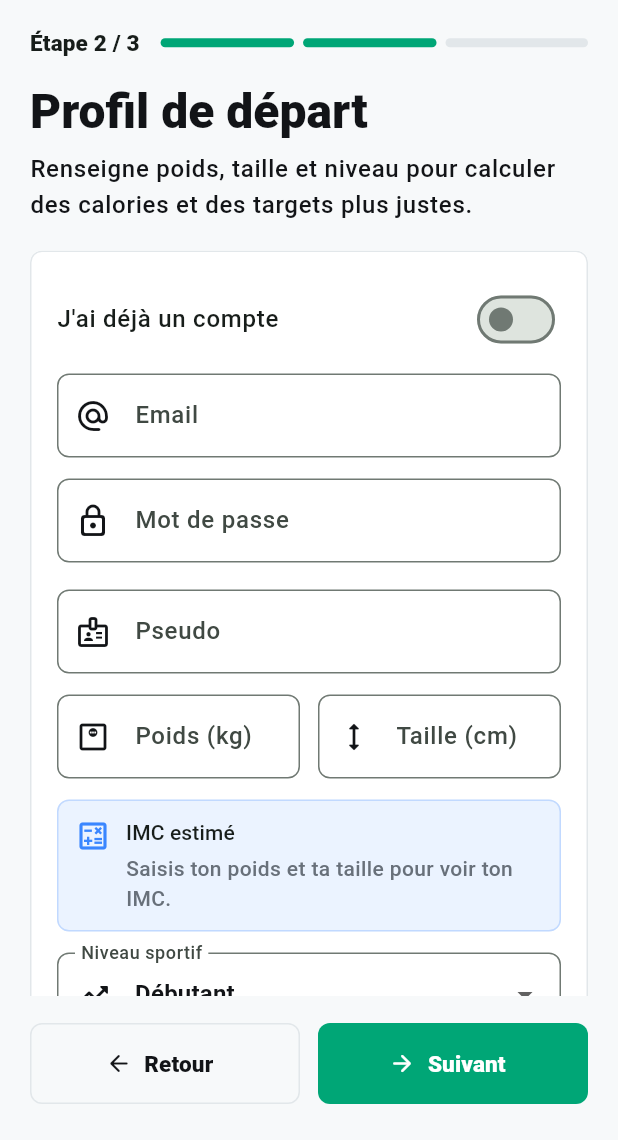
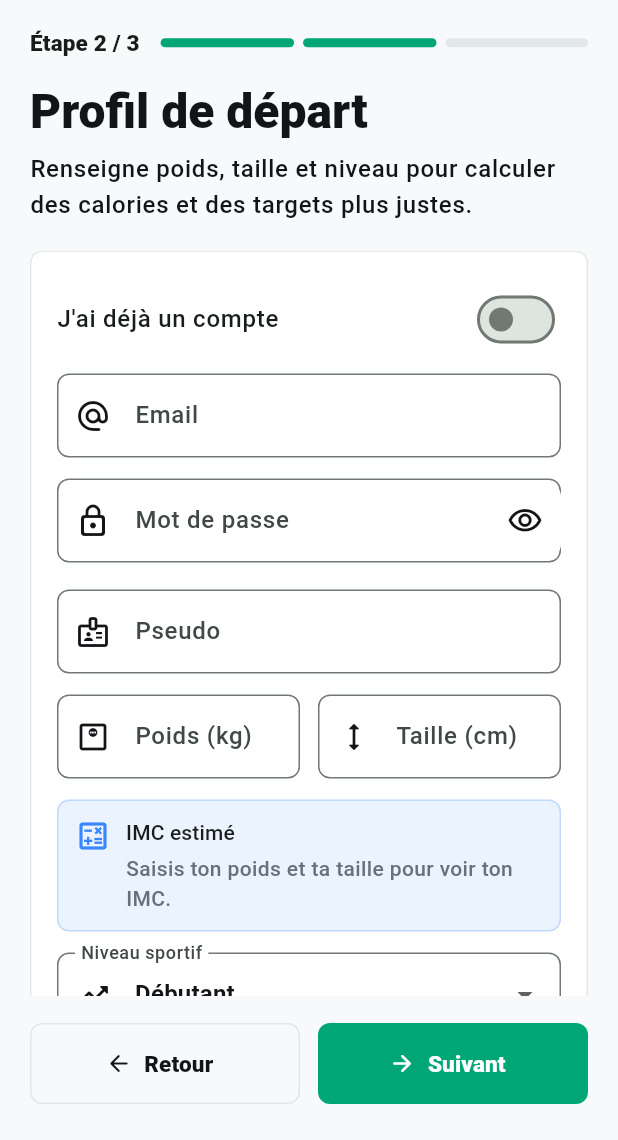
Before and after one commit to PulseTrackApp/mobile, a Flutter app: the screen it shows after launch, swiped to page 2, on a phone screen of 412 x 824 dp, the part 96-1236 px from its top. Run offline on Flutter 3.47's test engine with Material 3 defaults, Android fonts, the phone set to English and light mode, and no system bars; our stand-ins replace dio, firebase_core, firebase_messaging, flutter_map, flutter_riverpod, flutter_secure_storage and 2 more; accounts and stored records are empty.

Commit message:
fix: add password visibility toggle

```diff
--- a/lib/features/onboarding/screens/onboarding_screen.dart
+++ b/lib/features/onboarding/screens/onboarding_screen.dart
@@ -397,12 +397,11 @@ class _ProfilePage extends StatelessWidget {
                   keyboardType: TextInputType.emailAddress,
                 ),
                 const SizedBox(height: 14),
-                _OnboardingField(
+                _OnboardingPasswordField(
                   controller: passwordController,
                   label: l10n.password,
                   hint: l10n.passwordHint,
                   icon: Icons.lock_outline_rounded,
-                  obscureText: true,
                 ),
                 const SizedBox(height: 18),
                 _OnboardingField(
@@ -634,7 +633,6 @@ class _OnboardingField extends StatelessWidget {
     required this.hint,
     required this.icon,
     this.keyboardType,
-    this.obscureText = false,
   });
 
   final TextEditingController controller;
@@ -642,18 +640,67 @@ class _OnboardingField extends StatelessWidget {
   final String hint;
   final IconData icon;
   final TextInputType? keyboardType;
-  final bool obscureText;
 
   @override
   Widget build(BuildContext context) {
     return TextFormField(
       controller: controller,
       keyboardType: keyboardType,
-      obscureText: obscureText,
       decoration: InputDecoration(
         labelText: label,
         hintText: hint,
         prefixIcon: Icon(icon),
+        border: OutlineInputBorder(borderRadius: BorderRadius.circular(8)),
+      ),
+    );
+  }
+}
+
+class _OnboardingPasswordField extends StatefulWidget {
+  const _OnboardingPasswordField({
+    required this.controller,
+    required this.label,
+    required this.hint,
+    required this.icon,
+  });
+
+  final TextEditingController controller;
+  final String label;
+  final String hint;
+  final IconData icon;
+
+  @override
+  State<_OnboardingPasswordField> createState() =>
+      _OnboardingPasswordFieldState();
+}
+
+class _OnboardingPasswordFieldState extends State<_OnboardingPasswordField> {
+  bool _obscureText = true;
+
+  @override
+  Widget build(BuildContext context) {
+    final l10n = AppLocalizations.of(context);
+
+    return TextFormField(
+      controller: widget.controller,
+      obscureText: _obscureText,
+      enableSuggestions: false,
+      autocorrect: false,
+      decoration: InputDecoration(
+        labelText: widget.label,
+        hintText: widget.hint,
+        prefixIcon: Icon(widget.icon),
+        suffixIcon: IconButton(
+          tooltip: _obscureText ? l10n.showPassword : l10n.hidePassword,
+          icon: Icon(
+            _obscureText
+                ? Icons.visibility_outlined
+                : Icons.visibility_off_outlined,
+          ),
+          onPressed: () {
+            setState(() => _obscureText = !_obscureText);
+          },
+        ),
         border: OutlineInputBorder(borderRadius: BorderRadius.circular(8)),
       ),
     );
--- a/lib/l10n/app_en.arb
+++ b/lib/l10n/app_en.arb
@@ -17,6 +17,8 @@
   "emailHint": "you@example.com",
   "password": "Password",
   "passwordHint": "8 characters minimum",
+  "showPassword": "Show password",
+  "hidePassword": "Hide password",
   "existingAccount": "I already have an account",
   "sexOptional": "Sex (optional)",
   "sexOptionalHint": "Male, female or custom",
--- a/lib/l10n/app_fr.arb
+++ b/lib/l10n/app_fr.arb
@@ -17,6 +17,8 @@
   "emailHint": "toi@exemple.com",
   "password": "Mot de passe",
   "passwordHint": "8 caractères minimum",
+  "showPassword": "Afficher le mot de passe",
+  "hidePassword": "Masquer le mot de passe",
   "existingAccount": "J'ai déjà un compte",
   "sexOptional": "Sexe (optionnel)",
   "sexOptionalHint": "Homme, femme ou libre",
--- a/lib/l10n/app_localizations.dart
+++ b/lib/l10n/app_localizations.dart
@@ -200,6 +200,18 @@ abstract class AppLocalizations {
   /// **'8 caractères minimum'**
   String get passwordHint;
 
+  /// No description provided for @showPassword.
+  ///
+  /// In fr, this message translates to:
+  /// **'Afficher le mot de passe'**
+  String get showPassword;
+
+  /// No description provided for @hidePassword.
+  ///
+  /// In fr, this message translates to:
+  /// **'Masquer le mot de passe'**
+  String get hidePassword;
+
   /// No description provided for @existingAccount.
   ///
   /// In fr, this message translates to:
--- a/lib/l10n/app_localizations_en.dart
+++ b/lib/l10n/app_localizations_en.dart
@@ -58,6 +58,12 @@ class AppLocalizationsEn extends AppLocalizations {
 
   @override
   String get passwordHint => '8 characters minimum';
+
+  @override
+  String get showPassword => 'Show password';
+
+  @override
+  String get hidePassword => 'Hide password';
 
   @override
   String get existingAccount => 'I already have an account';
--- a/lib/l10n/app_localizations_fr.dart
+++ b/lib/l10n/app_localizations_fr.dart
@@ -58,6 +58,12 @@ class AppLocalizationsFr extends AppLocalizations {
 
   @override
   String get passwordHint => '8 caractères minimum';
+
+  @override
+  String get showPassword => 'Afficher le mot de passe';
+
+  @override
+  String get hidePassword => 'Masquer le mot de passe';
 
   @override
   String get existingAccount => 'J\'ai déjà un compte';
```
